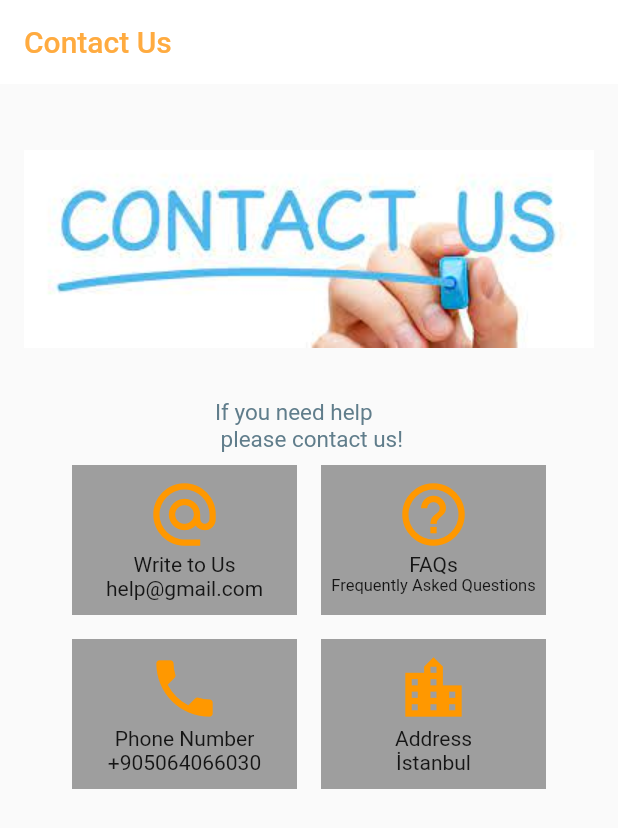
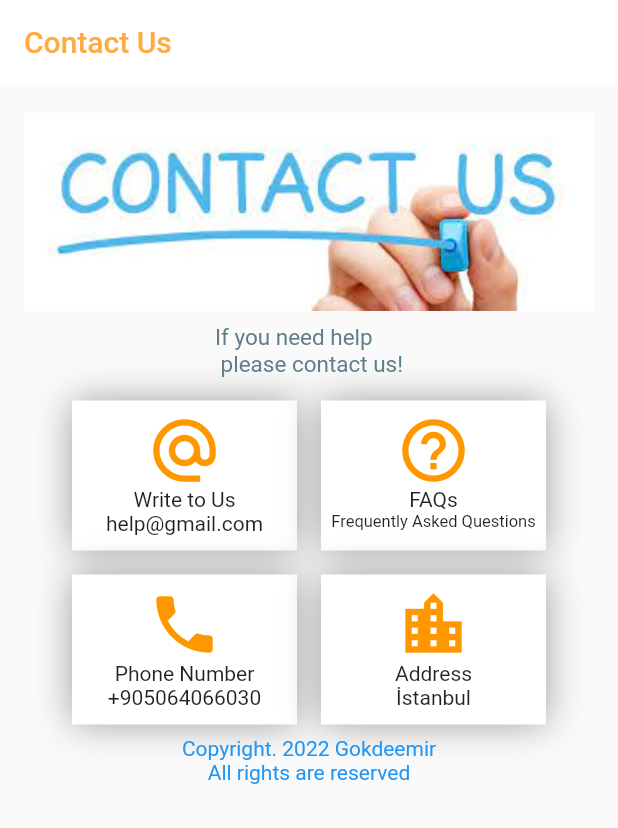
Before and after one commit to gokdeemir/ContactUs, a Flutter app: the screen it shows after launch, on a phone screen of 412 x 824 dp. Shown: the top 828 px of the screen. Run offline on Flutter 3.47's test engine with Material 2 defaults, Android fonts, the phone set to English and light mode, and no system bars.

Commit message:
Styles are enhanced

```diff
--- a/lib/main.dart
+++ b/lib/main.dart
@@ -2,7 +2,7 @@ import 'package:flutter/material.dart';
 
 // main func
 void main() {
-  runApp(contact());
+  runApp(const contact());
 }
 
 class contact extends StatelessWidget {
@@ -29,11 +29,14 @@ class contact extends StatelessWidget {
             Center(
                 child: Image.asset(
               'images/contact_us.jpg',
-              height: 200,
+              height: 150,
             )),
             const Text(
               "If you need help \n please contact us!",
               style: TextStyle(fontSize: 15, color: Colors.blueGrey),
+            ),
+            const SizedBox(
+              height: 7,
             ),
             Row(
               mainAxisAlignment: MainAxisAlignment.center,
@@ -43,10 +46,20 @@ class contact extends StatelessWidget {
                   child: Container(
                     height: 100,
                     width: 150,
-                    color: Colors.grey,
+                    decoration:
+                        const BoxDecoration(color: Colors.white, boxShadow: [
+                      BoxShadow(
+                        color: Colors.grey,
+                        blurRadius: 20,
+                      ),
+                    ]),
                     child: Column(
                       children: const [
-                        Icon(Icons.alternate_email, color: Colors.orange, size: 50,),
+                        Icon(
+                          Icons.alternate_email,
+                          color: Colors.orange,
+                          size: 50,
+                        ),
                         Text("Write to Us"),
                         Text("help@gmail.com"),
                       ],
@@ -59,12 +72,25 @@ class contact extends StatelessWidget {
                   child: Container(
                     height: 100,
                     width: 150,
-                    color: Colors.grey,
+                    decoration:
+                        const BoxDecoration(color: Colors.white, boxShadow: [
+                      BoxShadow(
+                        color: Colors.grey,
+                        blurRadius: 20,
+                      ),
+                    ]),
                     child: Column(
                       children: const [
-                        Icon(Icons.help_outline, color: Colors.orange, size: 50,),
+                        Icon(
+                          Icons.help_outline,
+                          color: Colors.orange,
+                          size: 50,
+                        ),
                         Text("FAQs"),
-                        Text("Frequently Asked Questions", style: TextStyle(fontSize: 11),),
+                        Text(
+                          "Frequently Asked Questions",
+                          style: TextStyle(fontSize: 11),
+                        ),
                       ],
                     ),
                     padding: const EdgeInsets.symmetric(vertical: 8),
@@ -80,10 +106,20 @@ class contact extends StatelessWidget {
                   child: Container(
                     height: 100,
                     width: 150,
-                    color: Colors.grey,
+                    decoration:
+                        const BoxDecoration(color: Colors.white, boxShadow: [
+                      BoxShadow(
+                        color: Colors.grey,
+                        blurRadius: 20,
+                      ),
+                    ]),
                     child: Column(
                       children: const [
-                        Icon(Icons.phone, color: Colors.orange, size: 50,),
+                        Icon(
+                          Icons.phone,
+                          color: Colors.orange,
+                          size: 50,
+                        ),
                         Text("Phone Number"),
                         Text("+905064066030"),
                       ],
@@ -96,10 +132,20 @@ class contact extends StatelessWidget {
                   child: Container(
                     height: 100,
                     width: 150,
-                    color: Colors.grey,
+                    decoration:
+                        const BoxDecoration(color: Colors.white, boxShadow: [
+                      BoxShadow(
+                        color: Colors.grey,
+                        blurRadius: 20,
+                      ),
+                    ]),
                     child: Column(
                       children: const [
-                        Icon(Icons.location_city, color: Colors.orange, size: 50,),
+                        Icon(
+                          Icons.location_city,
+                          color: Colors.orange,
+                          size: 50,
+                        ),
                         Text("Address"),
                         Text("İstanbul"),
                       ],
@@ -108,7 +154,15 @@ class contact extends StatelessWidget {
                   ),
                 ),
               ],
-            )
+            ),
+            const Text(
+              "Copyright. 2022 Gokdeemir",
+              style: TextStyle(color: Colors.blue),
+            ),
+            const Text(
+              "All rights are reserved",
+              style: TextStyle(color: Colors.blue),
+            ),
           ],
         ),
       ),
```
